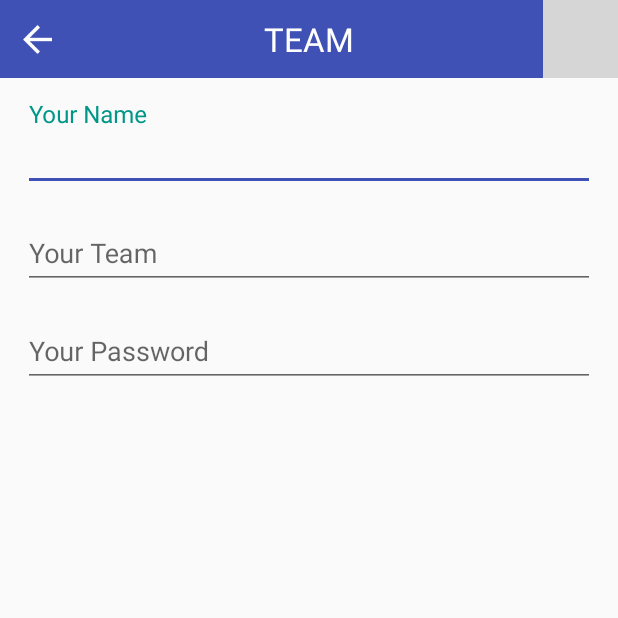
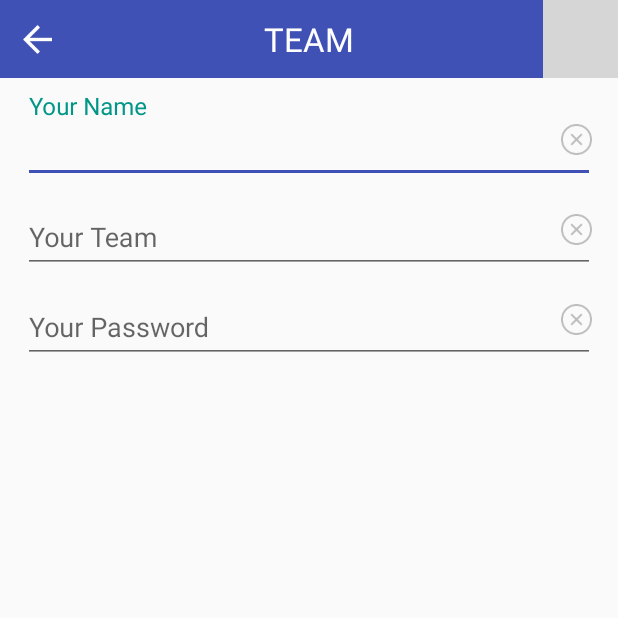
Before and after one commit to viethoa/team-tracking-firebase, an Android app: the LoginActivity screen opened directly, with no data from a screen before it, on a phone screen of 412 x 824 dp, the top half of it. Run offline under Robolectric (Android 15) with nearby library versions, the phone set to English and light mode, and no system bars; our stand-ins replace ButterKnife; libraries missing offline, so code that uses them is left out: com.androidquery, com.crittercism.app; 1 statement that could not run was skipped; grey boxes are pictures that could not be loaded.

Commit message:
take login logic (error in check password case).

```diff
--- /dev/null
+++ b/app/src/main/res/drawable/btn_effect_bg.xml
@@ -0,0 +1,18 @@
+<?xml version="1.0" encoding="utf-8"?>
+<selector xmlns:android="http://schemas.android.com/apk/res/android" >
+    <item android:state_pressed="true" >
+        <shape android:shape="rectangle"  >
+            <solid android:color="@color/white_transparent" />
+        </shape>
+    </item>
+    <item android:state_focused="true">
+        <shape android:shape="rectangle"  >
+            <solid android:color="@color/white_transparent" />
+        </shape>
+    </item>
+    <item >
+        <shape android:shape="rectangle"  >
+            <solid android:color="@color/transparent" />
+        </shape>
+    </item>
+</selector>
--- a/app/src/main/res/layout/activity_login.xml
+++ b/app/src/main/res/layout/activity_login.xml
@@ -24,6 +24,7 @@
                 android:layout_width="50dp"
                 android:layout_height="match_parent"
                 android:padding="@dimen/large_space"
+                android:background="@drawable/btn_effect_bg"
                 android:scaleType="centerInside"
                 android:src="@mipmap/ic_btn_back"/>
 
@@ -43,24 +44,23 @@
                 android:layout_alignParentRight="true"
                 android:layout_centerVertical="true"
                 android:padding="@dimen/large_space"
+                android:background="@drawable/btn_effect_bg"
                 android:scaleType="centerInside"
                 android:src="@mipmap/ic_checking" />
         </RelativeLayout>
     </android.support.v7.widget.Toolbar>
 
-    <LinearLayout
-        android:layout_width="match_parent"
-        android:layout_height="match_parent"
-        android:layout_below="@+id/toolbar"
-        android:orientation="vertical"
-        android:padding="@dimen/large_space">
-
     <android.support.design.widget.TextInputLayout
+        android:id="@+id/tl_name"
+        android:layout_below="@id/toolbar"
         android:layout_width="match_parent"
         android:layout_height="wrap_content"
+        android:layout_marginTop="@dimen/medium_space"
         app:hintTextAppearance="@style/TextInputLayout.Style">
 
         <EditText
+            android:id="@+id/et_name"
+            style="@style/login_edit_text_style"
             android:layout_width="match_parent"
             android:layout_height="wrap_content"
             android:inputType="textPersonName"
@@ -68,12 +68,15 @@
     </android.support.design.widget.TextInputLayout>
 
     <android.support.design.widget.TextInputLayout
+        android:id="@+id/tl_team"
+        android:layout_below="@id/tl_name"
         android:layout_width="match_parent"
         android:layout_height="wrap_content"
-            android:layout_marginTop="@dimen/small_space"
         app:hintTextAppearance="@style/TextInputLayout.Style">
 
         <EditText
+            android:id="@+id/et_team"
+            style="@style/login_edit_text_style"
             android:layout_width="match_parent"
             android:layout_height="wrap_content"
             android:inputType="textPersonName"
@@ -81,18 +84,50 @@
     </android.support.design.widget.TextInputLayout>
 
     <android.support.design.widget.TextInputLayout
+        android:layout_below="@id/tl_team"
+        style="@style/login_edit_text_style"
         android:layout_width="match_parent"
         android:layout_height="wrap_content"
-            android:layout_marginTop="@dimen/small_space"
         app:hintTextAppearance="@style/TextInputLayout.Style">
 
         <EditText
+            android:id="@+id/et_password"
             android:layout_width="match_parent"
             android:layout_height="wrap_content"
             android:inputType="textPassword"
-                android:hint="Your Password"
-                android:ems="6"/>
+            android:hint="Your Password" />
     </android.support.design.widget.TextInputLayout>
-    </LinearLayout>
 
+    <ImageView
+        android:id="@+id/btn_name_clear"
+        android:layout_width="55dp"
+        android:layout_height="35dp"
+        android:layout_below="@id/toolbar"
+        android:layout_alignParentRight="true"
+        android:layout_marginTop="23dp"
+        android:padding="7dp"
+        android:scaleType="centerInside"
+        android:src="@mipmap/ic_clear"/>
+
+    <ImageView
+        android:id="@+id/btn_team_clear"
+        android:layout_width="55dp"
+        android:layout_height="35dp"
+        android:layout_below="@id/tl_name"
+        android:layout_alignParentRight="true"
+        android:layout_marginTop="13dp"
+        android:padding="7dp"
+        android:scaleType="centerInside"
+        android:src="@mipmap/ic_clear"/>
+
+    <ImageView
+        android:id="@+id/btn_password_clear"
+        android:layout_width="55dp"
+        android:layout_height="35dp"
+        android:layout_below="@id/tl_team"
+        android:layout_alignParentRight="true"
+        android:layout_marginTop="13dp"
+        android:padding="7dp"
+        android:scaleType="centerInside"
+        android:src="@mipmap/ic_clear"/>
 </RelativeLayout>
--- a/app/src/main/res/values/strings.xml
+++ b/app/src/main/res/values/strings.xml
@@ -15,4 +15,7 @@
     <string name="dialog_gps_positive_btn">SETTING</string>
     <string name="title_activity_login">LoginActivity</string>
     <string name="title_activity_main">MainActivity</string>
+    <string name="str_login_valid_name">Please enter your name !</string>
+    <string name="str_login_valid_team">Please enter your team name !</string>
+    <string name="str_login_valid_password">What is your password?</string>
 </resources>
--- a/app/src/main/res/values/styles.xml
+++ b/app/src/main/res/values/styles.xml
@@ -22,6 +22,21 @@
         <item name="android:textSize">@dimen/font_no_data_view</item>
         <item name="android:layout_marginTop">@dimen/no_data_view_margin</item>
         <item name="android:gravity">center</item>
+    </style>
+
+    <!-- Edit text -->
+    <style name="login_edit_text_style">
+        <item name="android:layout_marginLeft">@dimen/large_space</item>
+        <item name="android:layout_marginRight">@dimen/large_space</item>
+    </style>
+
+    <style name="edit_text_view">
+        <item name="android:background">@color/text_color_bright</item>
+        <item name="android:paddingLeft">@dimen/medium_space</item>
+        <item name="android:paddingRight">@dimen/medium_space</item>
+        <item name="android:paddingTop">@dimen/medium_space</item>
+        <item name="android:paddingBottom">@dimen/medium_space</item>
+        <item name="android:singleLine">true</item>
     </style>
 
     <!-- App dialog style-->
```
Also changed, not shown: app/src/main/java/us/originally/teamtrack/controllers/LoginActivity.java (+92 -0 lines), app/src/main/java/us/originally/teamtrack/controllers/MainActivity.java (+17 -0 lines), app/src/main/java/us/originally/teamtrack/models/TeamModel.java (added, +24 -0 lines), app/src/main/java/us/originally/teamtrack/models/TeamUser.java (added, +21 -0 lines), app/src/main/java/us/originally/teamtrack/modules/firebase/FireBaseAction.java (+82 -0 lines), app/src/main/res/drawable/login_header_bg.xml (added, +8 -0 lines), app/src/main/res/layout/activity_login_subscrite.xml (added, +135 -0 lines), app/src/main/res/drawable/login_logo.png (added), app/src/main/res/mipmap-xhdpi/ic_clear.png (added), app/src/main/res/mipmap-xhdpi/login_arrow_up.png (added). Lines whose indentation alone changed are shown as unchanged.
